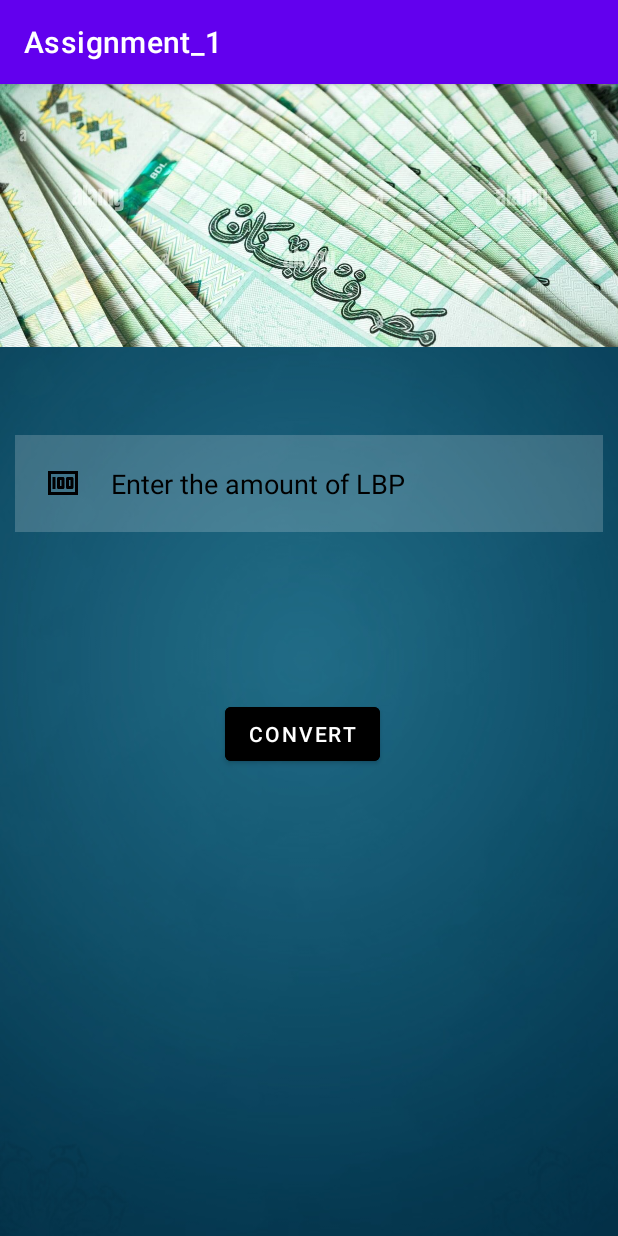
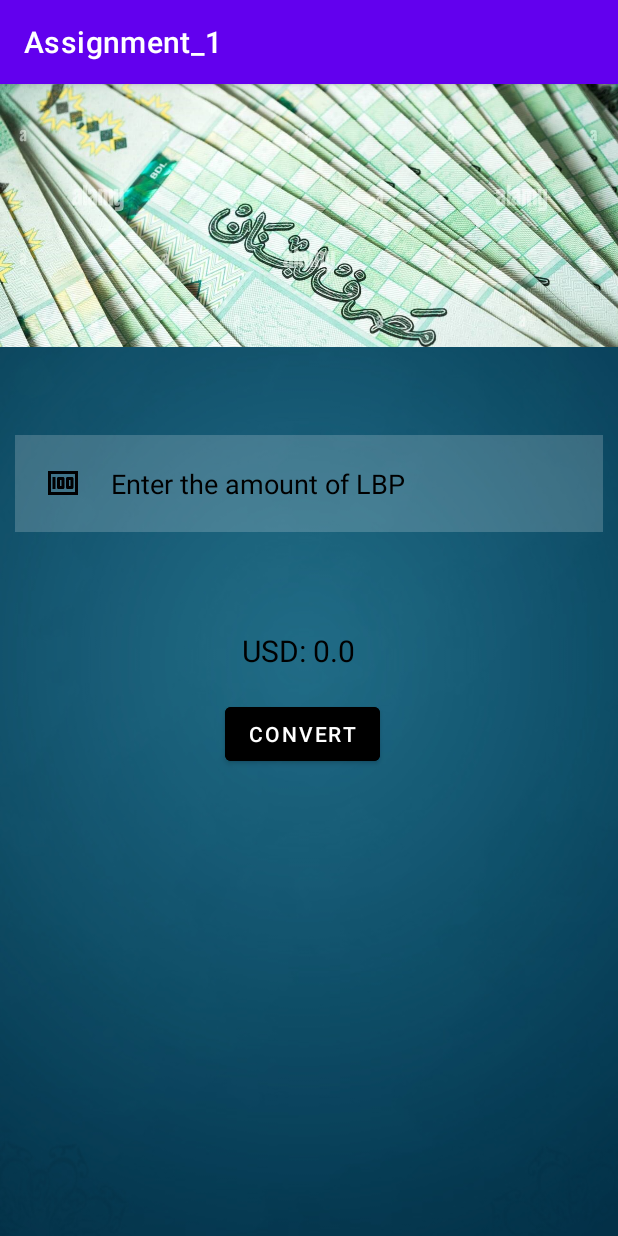
Before and after one commit to MichelAD1/Assignment1-Mobile, an Android app: the LBPConverterActivity screen opened directly, with no data from a screen before it, after a tap on "CONVERT", on a phone screen of 412 x 824 dp. Run offline under Robolectric (Android 15) with nearby library versions, the light colour scheme and no system bars; Roboto replaces fonts that are not available here; 1 statement that could not run was skipped.

Commit message:
Changed output of usd and lbp converters to textview

```diff
--- a/app/src/main/java/com/example/assignment_1/LBPConverterActivity.java
+++ b/app/src/main/java/com/example/assignment_1/LBPConverterActivity.java
@@ -3,16 +3,18 @@
 import android.os.Bundle;
 import android.view.View;
 import android.widget.EditText;
+import android.widget.TextView;
 import android.widget.Toast;
 
 import androidx.appcompat.app.AppCompatActivity;
 
 public class LBPConverterActivity extends AppCompatActivity {
-
+    TextView usd_f_amount;
     @Override
     protected void onCreate(Bundle savedInstanceState) {
         super.onCreate(savedInstanceState);
         setContentView(R.layout.activity_lbpconverter);
+        usd_f_amount=(TextView) findViewById(R.id.usd_amount);
     }
     public void convertLBP(View v){
         double usd_final=0;
@@ -20,6 +22,6 @@
         String lbp_val=lbp.getText().toString();
         double lbp_final=Double.parseDouble(lbp_val);
         usd_final=lbp_final/40000;
-        Toast.makeText(this, "USD: "+usd_final, Toast.LENGTH_LONG).show();
+        usd_f_amount.setText("USD: "+usd_final);
     }
 }
--- a/app/src/main/res/layout/activity_lbpconverter.xml
+++ b/app/src/main/res/layout/activity_lbpconverter.xml
@@ -59,5 +59,17 @@
         app:layout_constraintEnd_toEndOf="parent"
         app:layout_constraintStart_toStartOf="parent"
         app:layout_constraintTop_toBottomOf="@+id/lbp" />
+    <TextView
+        android:id="@+id/usd_amount"
+        android:layout_width="wrap_content"
+        android:layout_height="wrap_content"
+        android:layout_marginStart="176dp"
+        android:layout_marginEnd="190dp"
+        android:layout_marginBottom="18dp"
+        android:textColor="@color/black"
+        android:textSize="20sp"
+        app:layout_constraintBottom_toTopOf="@+id/button23"
+        app:layout_constraintEnd_toEndOf="parent"
+        app:layout_constraintStart_toStartOf="parent" />
 
 </androidx.constraintlayout.widget.ConstraintLayout>
```
